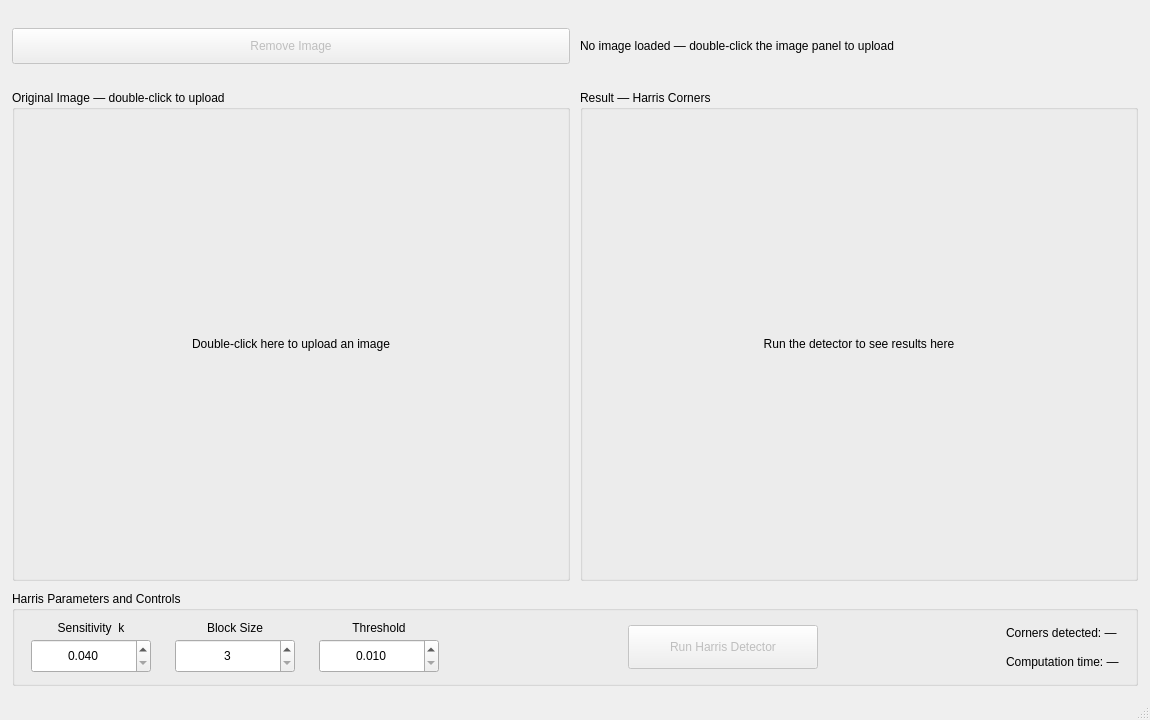
Above: Frontend/mainwindow.ui from Nourallaah/CV_TASK3 before the change. Below: the same form after it.
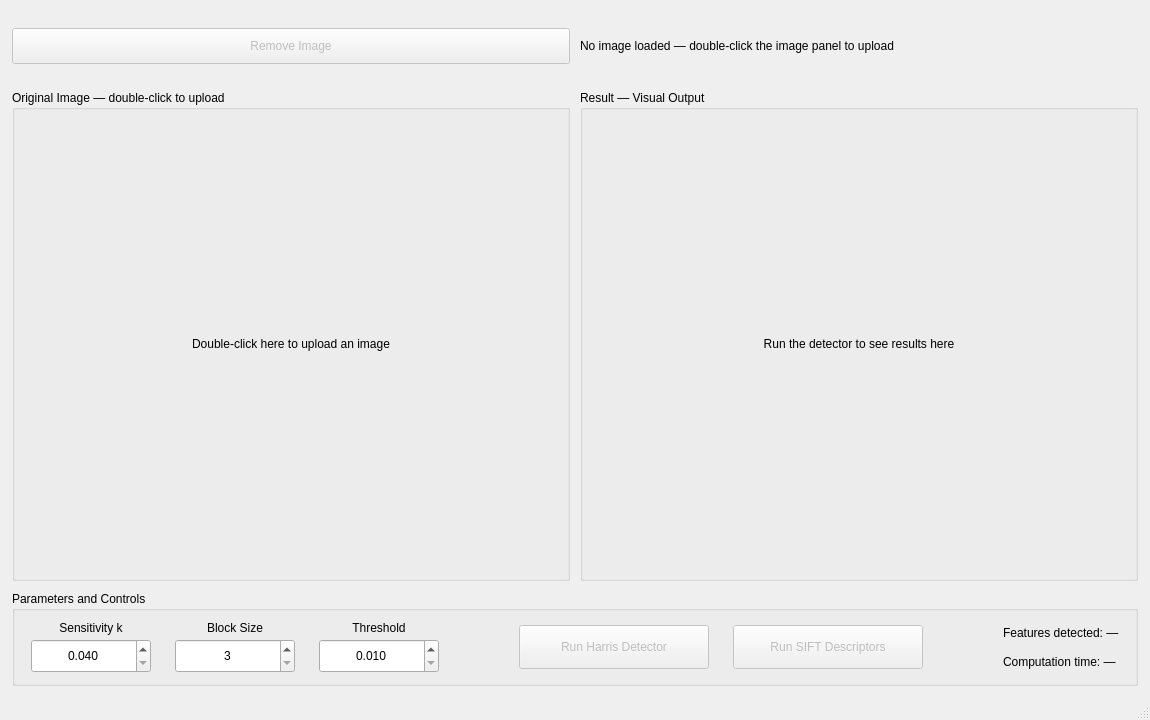
That is the form after the change.

Commit message: added SIFT feature extraction

Patch:
```diff
--- a/Frontend/mainwindow.ui
+++ b/Frontend/mainwindow.ui
@@ -69,7 +69,7 @@
 
       <item>
        <widget class="QGroupBox" name="groupResult">
-        <property name="title"><string>Result — Harris Corners</string></property>
+        <property name="title"><string>Result — Visual Output</string></property>
         <layout class="QVBoxLayout" name="resultBoxLayout">
          <property name="spacing"><number>2</number></property>
          <property name="leftMargin"><number>4</number></property>
@@ -93,7 +93,7 @@
     <!-- Controls panel -->
     <item>
      <widget class="QGroupBox" name="groupControls">
-      <property name="title"><string>Harris Parameters and Controls</string></property>
+      <property name="title"><string>Parameters and Controls</string></property>
       <layout class="QHBoxLayout" name="controlsLayout">
        <property name="spacing"><number>24</number></property>
        <property name="leftMargin"><number>16</number></property>
@@ -107,7 +107,7 @@
          <property name="spacing"><number>4</number></property>
          <item>
           <widget class="QLabel">
-           <property name="text"><string>Sensitivity  k</string></property>
+           <property name="text"><string>Sensitivity k</string></property>
            <property name="alignment"><set>Qt::AlignCenter</set></property>
           </widget>
          </item>
@@ -189,6 +189,15 @@
         </widget>
        </item>
 
+       <item>
+        <widget class="QPushButton" name="runSiftButton">
+         <property name="text"><string>Run SIFT Descriptors</string></property>
+         <property name="minimumSize"><size><width>190</width><height>44</height></size></property>
+         <property name="enabled"><bool>false</bool></property>
+         <property name="cursor"><cursorShape>PointingHandCursor</cursorShape></property>
+        </widget>
+       </item>
+
        <item>
         <spacer name="hSpacer2">
          <property name="orientation"><enum>Qt::Horizontal</enum></property>
@@ -202,7 +211,8 @@
          <property name="spacing"><number>6</number></property>
          <item>
           <widget class="QLabel" name="labelCornerCount">
-           <property name="text"><string>Corners detected: —</string></property>
+           <property name="text"><string>Features detected: —</string></property>
+       
           </widget>
          </item>
          <item>
```
Left out of the diff: 22 changed lines with no effect on the pictures. The commit also changes 55 other files.
